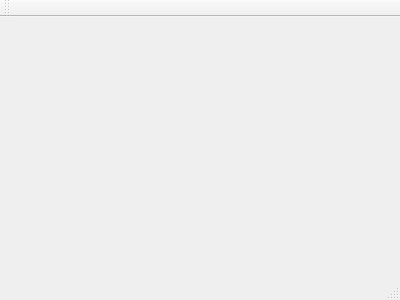
inniyah/plume-creator, file tools/plume-theme-tool/mainwindow.ui: the form before one commit.
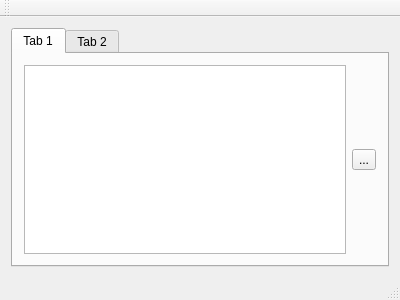
The form after the commit.

Patch:
```diff
--- a/tools/plume-theme-tool/mainwindow.ui
+++ b/tools/plume-theme-tool/mainwindow.ui
@@ -12,13 +12,61 @@
   <property name="windowTitle" >
    <string>MainWindow</string>
   </property>
-  <widget class="QMenuBar" name="menuBar" />
-  <widget class="QToolBar" name="mainToolBar" />
-  <widget class="QWidget" name="centralWidget" />
-  <widget class="QStatusBar" name="statusBar" />
+  <widget class="QWidget" name="centralWidget">
+   <layout class="QHBoxLayout" name="horizontalLayout">
+    <item>
+     <widget class="QTabWidget" name="tabWidget">
+      <widget class="QWidget" name="tab">
+       <attribute name="title">
+        <string>Tab 1</string>
+       </attribute>
+       <layout class="QHBoxLayout" name="horizontalLayout_2">
+        <item>
+         <widget class="QListView" name="listView"/>
+        </item>
+        <item>
+         <layout class="QGridLayout" name="gridLayout">
+          <item row="0" column="0">
+           <widget class="QToolButton" name="toolButton">
+            <property name="text">
+             <string>...</string>
+            </property>
+           </widget>
+          </item>
+         </layout>
+        </item>
+       </layout>
+      </widget>
+      <widget class="QWidget" name="tab_2">
+       <attribute name="title">
+        <string>Tab 2</string>
+       </attribute>
+      </widget>
+     </widget>
+    </item>
+   </layout>
+  </widget>
+  <widget class="QMenuBar" name="menuBar">
+   <property name="geometry">
+    <rect>
+     <x>0</x>
+     <y>0</y>
+     <width>400</width>
+     <height>22</height>
+    </rect>
+   </property>
+  </widget>
+  <widget class="QToolBar" name="mainToolBar">
+   <attribute name="toolBarArea">
+    <enum>TopToolBarArea</enum>
+   </attribute>
+   <attribute name="toolBarBreak">
+    <bool>false</bool>
+   </attribute>
+  </widget>
+  <widget class="QStatusBar" name="statusBar"/>
  </widget>
- <layoutDefault spacing="6" margin="11" />
- <pixmapfunction></pixmapfunction>
+ <layoutdefault spacing="6" margin="11"/>
  <resources/>
  <connections/>
 </ui>
```
Left out of the diff: 7 changed lines with no effect on the pictures.
